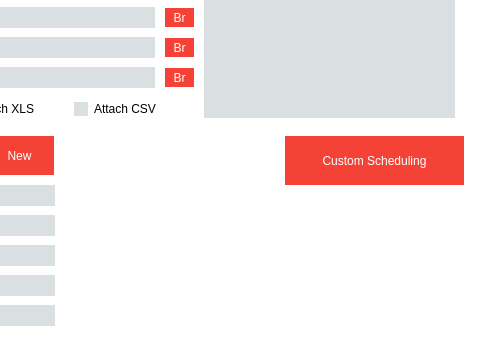
Old version of the form reporter.ui in the repository Davebudil/reporter; both pictures show x 386 to 866 and y 257 to 602 of the 866 by 602 pixel window.
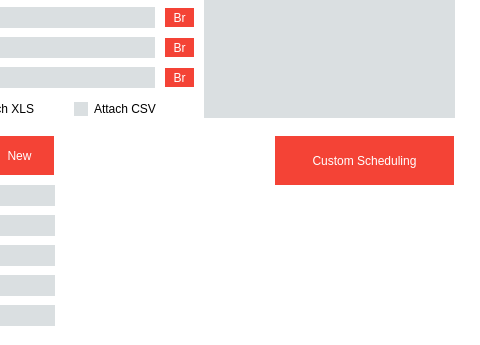
New version of the form. The open tabs and pages were chosen to show the change. Icons and pictures are not drawn.

Diff of the .ui file:
```diff
--- a/reporter.ui
+++ b/reporter.ui
@@ -2722,7 +2722,7 @@
      <widget class="QToolButton" name="toolButton_4">
       <property name="geometry">
        <rect>
-        <x>670</x>
+        <x>660</x>
         <y>370</y>
         <width>181</width>
         <height>51</height>
```
Left out of the diff: 4 changed lines with no effect on the pictures.
